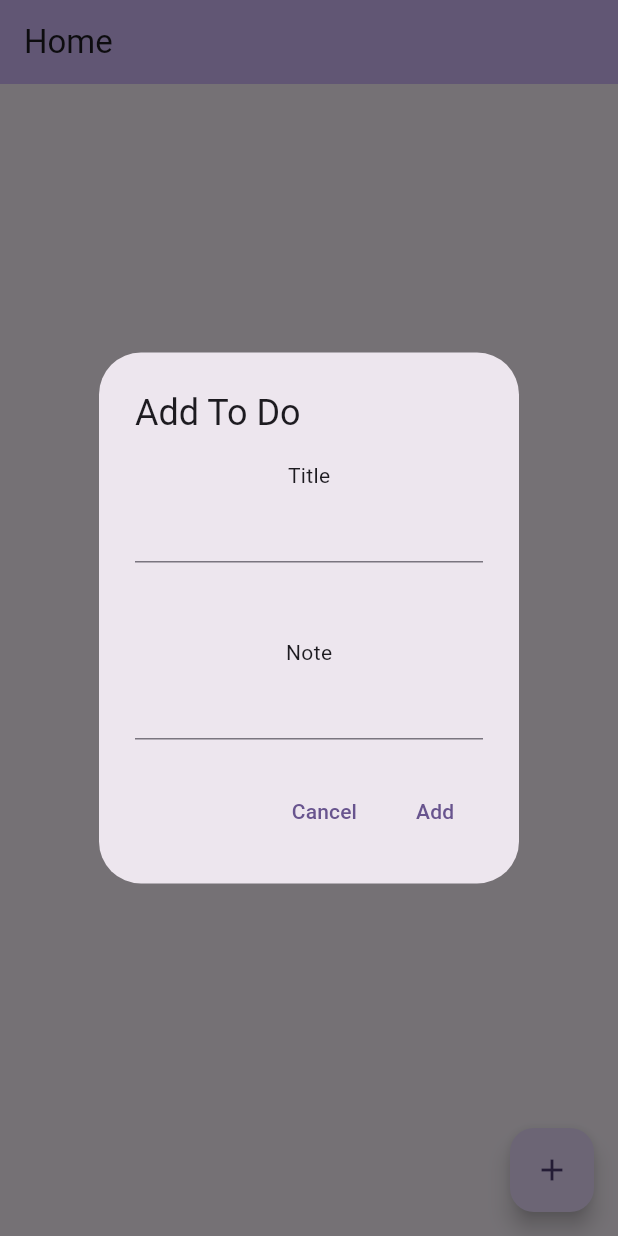
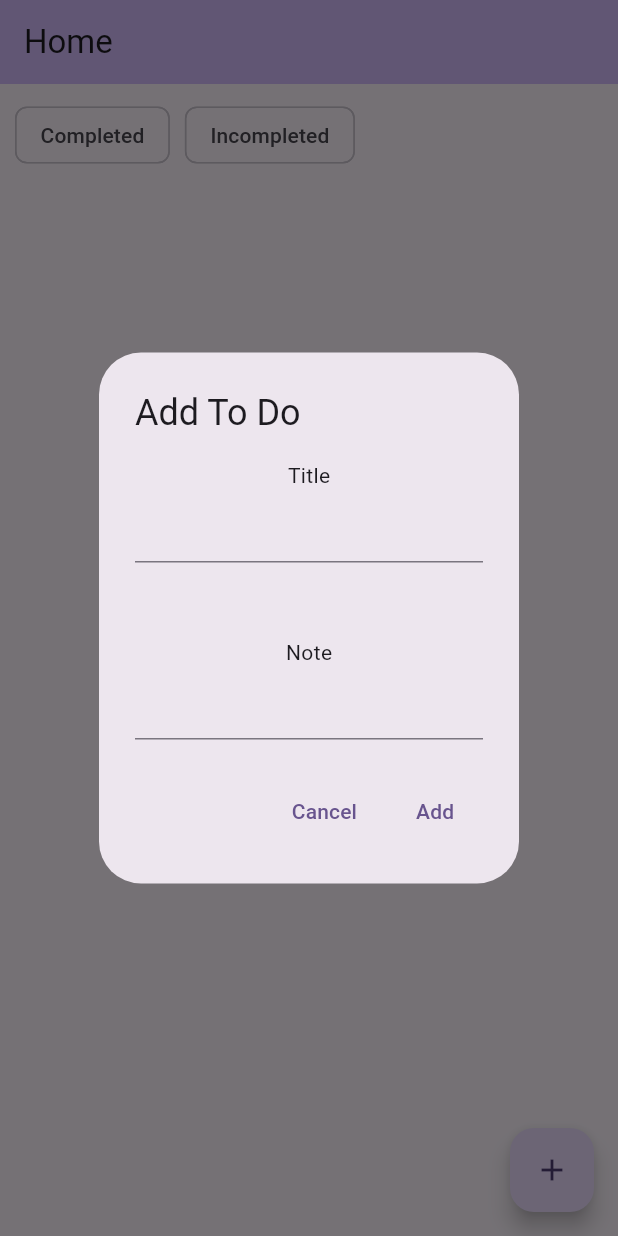
Before and after one commit to Judannn/Todo-App, a Flutter app: the screen it shows after launch, after a tap on the "add" icon, on a phone screen of 412 x 824 dp. Run offline on Flutter 3.47's test engine with Material 2 defaults, Android fonts, the phone set to English and light mode, and no system bars; our stand-ins replace get_it, hive_flutter, sqflite; accounts and stored records are empty.

Commit message:
Fixed refresh issue, adding filters

```diff
--- a/lib/main.dart
+++ b/lib/main.dart
@@ -3,6 +3,7 @@ import 'package:get_it/get_it.dart';
 import 'package:test_app/models/todo_list.dart';
 import 'package:test_app/services/hive_datasource.dart';
 import 'package:test_app/widgets/add_form.dart';
+import 'package:test_app/widgets/filter_bar.dart';
 // import 'package:test_app/services/sql_datasource.dart';
 import 'package:test_app/widgets/todo_card.dart';
 import 'package:provider/provider.dart';
@@ -87,16 +88,26 @@ class _TodoHomePageState extends State<TodoHomePage> {
       ),
       body: Consumer<TodoList>(builder: (context, stateModel, child) {
         return RefreshIndicator(
-          onRefresh: stateModel.refresh,
+          onRefresh: stateModel.browse,
           child: SingleChildScrollView(
               child: Container(
             padding: const EdgeInsets.all(10),
+            child: Column(
+              children: [
+                const FilterBar(),
+                Center(
+                  child: Padding(
+                    padding: const EdgeInsets.only(top: 10),
                     child: Wrap(
                         spacing: 10,
                         runSpacing: 10,
                         children: stateModel.todos
                             .map((item) => TodoCard(todo: item))
                             .toList()),
+                  ),
+                ),
+              ],
+            ),
           )),
         );
       }),
--- a/lib/models/todo.dart
+++ b/lib/models/todo.dart
@@ -11,7 +11,7 @@ class Todo extends HiveObject {
   @HiveType(typeId: 3)
   final String dateCreated;
   @HiveType(typeId: 4)
-  final bool completed;
+  bool completed;
 
   Todo({
     this.id = "",
--- /dev/null
+++ b/lib/widgets/filter_bar.dart
@@ -0,0 +1,18 @@
+import 'package:flutter/material.dart';
+
+class FilterBar extends StatelessWidget {
+  const FilterBar({super.key});
+
+  @override
+  Widget build(BuildContext context) {
+    return Row(
+      children: [
+        FilterChip(
+            onSelected: (bool selected) {}, label: const Text('Completed')),
+        const SizedBox(width: 10),
+        FilterChip(
+            onSelected: (bool selected) {}, label: const Text('Incompleted')),
+      ],
+    );
+  }
+}
--- a/lib/widgets/todo_card.dart
+++ b/lib/widgets/todo_card.dart
@@ -15,7 +15,7 @@ class TodoCard extends StatelessWidget {
       child: Stack(
         children: [
           Container(
-            width: 200,
+            width: (MediaQuery.of(context).size.width / 2 - 23),
             // height: 300,
             padding:
                 const EdgeInsets.only(top: 5, left: 20, right: 20, bottom: 10),
@@ -47,7 +47,8 @@ class TodoCard extends StatelessWidget {
             left: 0,
             child: GestureDetector(
               onTap: () {
-                Provider.of<TodoList>(context, listen: false).check(todo);
+                todo.completed = true;
+                Provider.of<TodoList>(context, listen: false).edit(todo);
                 print("Container clicked");
               },
               child: Container(
```
Also changed, not shown: lib/models/todo_list.dart (+2 -6 lines), pubspec.lock, 1 other file. Lines whose indentation alone changed are shown as unchanged.
